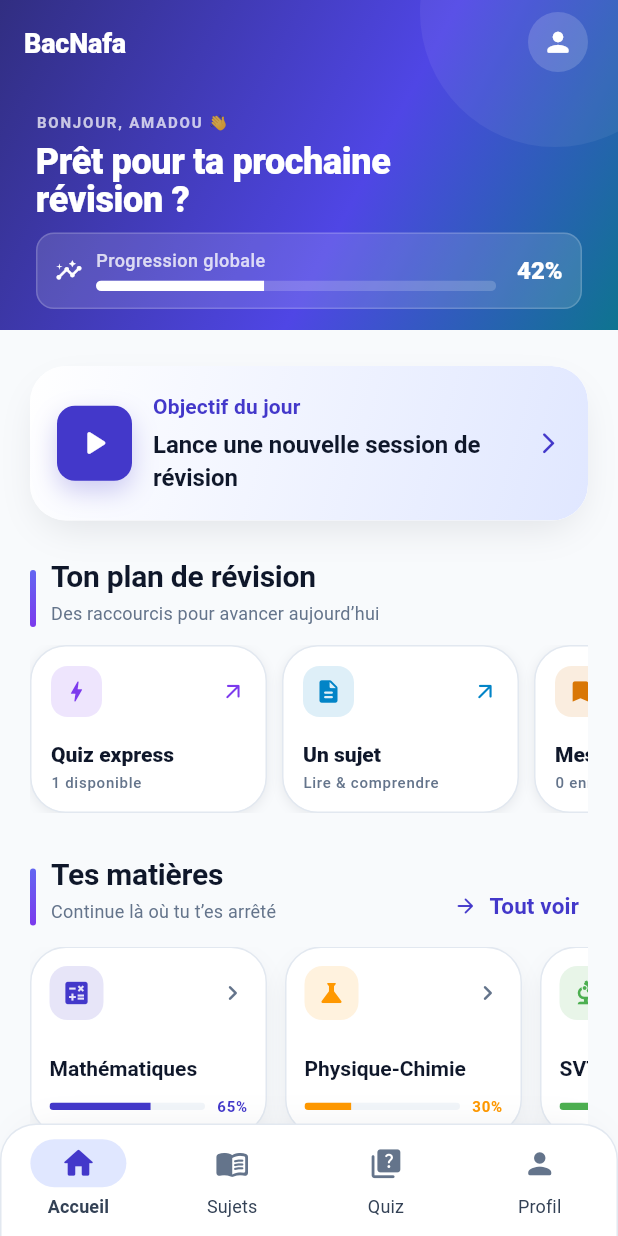
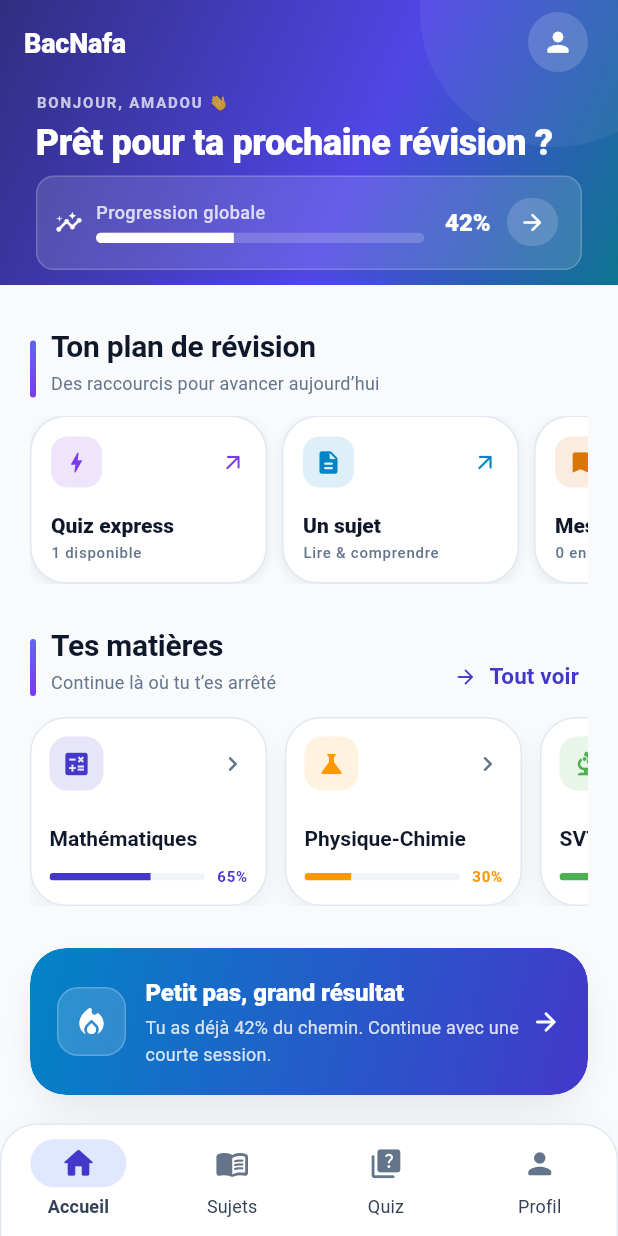
Before and after one commit to dialloabdoulghadirou1958-eng/bacnafa, a Flutter app: the HomePage screen opened by its route, on a phone screen of 412 x 824 dp. Run offline on Flutter 3.47's test engine with Material 3 defaults, Android fonts, the phone set to English and light mode, and no system bars; our stand-ins replace flutter_riverpod, flutter_svg, go_router.

Commit message:
feat: update home page

```diff
--- a/lib/features/home/presentation/pages/home_page.dart
+++ b/lib/features/home/presentation/pages/home_page.dart
@@ -31,7 +31,11 @@
       body: CustomScrollView(
         physics: const BouncingScrollPhysics(),
         slivers: [
-          _HomeHero(userName: user.name, progress: user.progress),
+          _HomeHero(
+            userName: user.name,
+            progress: user.progress,
+            onResume: () => context.push(AppRoutes.subjects),
+          ),
           SliverToBoxAdapter(
             child: AppResponsiveContent(
               child: Padding(
@@ -39,10 +43,7 @@
                 child: Column(
                   crossAxisAlignment: CrossAxisAlignment.start,
                   children: [
-                    _QuickStartCard(
-                      onTap: () => context.push(AppRoutes.subjects),
-                    ),
-                    const SizedBox(height: 24),
+                    const SizedBox(height: 4),
                     const AppSectionHeading(
                       title: 'Ton plan de révision',
                       subtitle: 'Des raccourcis pour avancer aujourd’hui',
@@ -86,14 +87,19 @@
 class _HomeHero extends StatelessWidget {
   final String userName;
   final double progress;
+  final VoidCallback onResume;
 
-  const _HomeHero({required this.userName, required this.progress});
+  const _HomeHero({
+    required this.userName,
+    required this.progress,
+    required this.onResume,
+  });
 
   @override
   Widget build(BuildContext context) {
     return SliverAppBar(
       pinned: true,
-      expandedHeight: 220,
+      expandedHeight: 190,
       backgroundColor: AppColors.primary,
       foregroundColor: Colors.white,
       elevation: 0,
@@ -150,7 +156,7 @@
             ),
             SafeArea(
               child: Padding(
-                padding: const EdgeInsets.fromLTRB(24, 58, 24, 14),
+                padding: const EdgeInsets.fromLTRB(24, 48, 24, 10),
                 child: Align(
                   alignment: Alignment.bottomCenter,
                   child: ConstrainedBox(
@@ -169,7 +175,7 @@
                         ),
                         const SizedBox(height: 7),
                         Text(
-                          'Prêt pour ta prochaine\nrévision ?',
+                          'Prêt pour ta prochaine révision ?',
                           style: AppTextStyles.displaySmall.copyWith(
                             color: Colors.white,
                             fontWeight: FontWeight.w800,
@@ -177,7 +183,10 @@
                           ),
                         ),
                         const SizedBox(height: 10),
-                        _ProgressSummary(progress: progress),
+                        _ProgressSummary(
+                          progress: progress,
+                          onResume: onResume,
+                        ),
                       ],
                     ),
                   ),
@@ -193,8 +202,9 @@
 
 class _ProgressSummary extends StatelessWidget {
   final double progress;
+  final VoidCallback onResume;
 
-  const _ProgressSummary({required this.progress});
+  const _ProgressSummary({required this.progress, required this.onResume});
 
   @override
   Widget build(BuildContext context) {
@@ -247,77 +257,18 @@
               fontWeight: FontWeight.w800,
             ),
           ),
+          const SizedBox(width: 8),
+          IconButton(
+            onPressed: onResume,
+            tooltip: 'Reprendre ma révision',
+            visualDensity: VisualDensity.compact,
+            style: IconButton.styleFrom(
+              backgroundColor: Colors.white.withValues(alpha: 0.16),
+              foregroundColor: Colors.white,
+            ),
+            icon: const Icon(Icons.arrow_forward_rounded, size: 18),
+          ),
         ],
-      ),
-    );
-  }
-}
-
-class _QuickStartCard extends StatelessWidget {
-  final VoidCallback onTap;
-
-  const _QuickStartCard({required this.onTap});
-
-  @override
-  Widget build(BuildContext context) {
-    return AppCardPremium(
-      onTap: onTap,
-      padding: EdgeInsets.zero,
-      shadows: AppShadows.medium,
-      border: AppBorders.none,
-      child: Container(
-        padding: const EdgeInsets.all(18),
-        decoration: BoxDecoration(
-          gradient: const LinearGradient(
-            begin: Alignment.topLeft,
-            end: Alignment.bottomRight,
-            colors: [AppColors.surface, AppColors.primaryContainer],
-          ),
-          borderRadius: BorderRadius.circular(AppRadius.card),
-        ),
-        child: Row(
-          children: [
-            Container(
-              width: 50,
-              height: 50,
-              decoration: BoxDecoration(
-                color: AppColors.primary,
-                borderRadius: BorderRadius.circular(AppRadius.medium),
-                boxShadow: [
-                  BoxShadow(
-                    color: AppColors.primary.withValues(alpha: 0.25),
-                    blurRadius: 14,
-                    offset: const Offset(0, 7),
-                  ),
-                ],
-              ),
-              child: const Icon(
-                Icons.play_arrow_rounded,
-                color: Colors.white,
-                size: 28,
-              ),
-            ),
-            const SizedBox(width: 14),
-            Expanded(
-              child: Column(
-                crossAxisAlignment: CrossAxisAlignment.start,
-                children: [
-                  Text('Objectif du jour', style: AppTextStyles.labelLarge),
-                  const SizedBox(height: 4),
-                  Text(
-                    'Lance une nouvelle session de révision',
-                    style: AppTextStyles.titleMedium,
-                  ),
-                ],
-              ),
-            ),
-            const Icon(
-              Icons.arrow_forward_ios_rounded,
-              color: AppColors.primary,
-              size: 17,
-            ),
-          ],
-        ),
       ),
     );
   }
```
